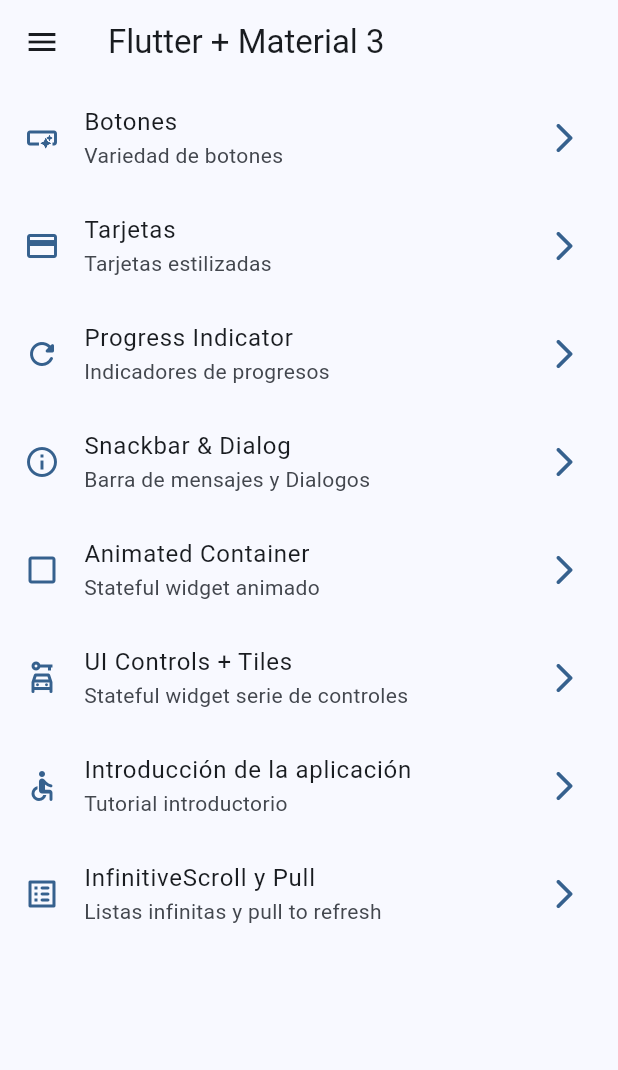
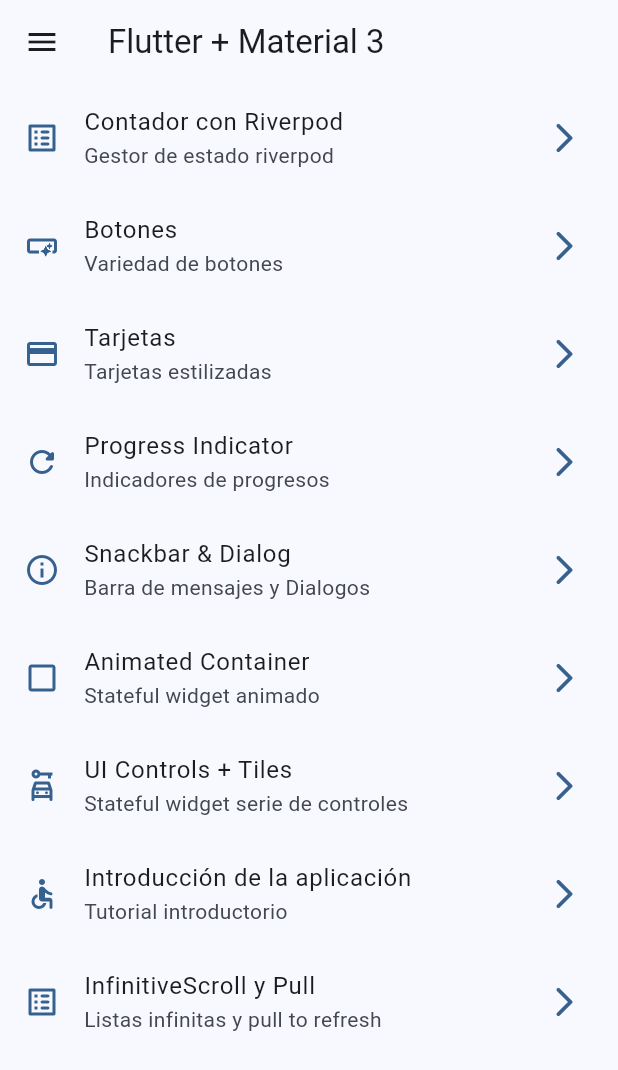
Before and after one commit to JuanCarlosTZ/widgets_app, a Flutter app: the screen it shows after launch, on a phone screen of 412 x 824 dp. Shown: the top 1070 px of the screen. Run offline on Flutter 3.47's test engine with Material 3 defaults, Android fonts, the phone set to English and light mode, and no system bars; our stand-ins replace animate_do, go_router.

Commit message:
Navegacion a la pantalla de contador riverpod

```diff
--- a/lib/config/menu/menu_items.dart
+++ b/lib/config/menu/menu_items.dart
@@ -15,6 +15,12 @@ class MenuItems {
 }
 
 const List<MenuItems> appMenuItems = [
+  MenuItems(
+    title: 'Contador con Riverpod',
+    subTitle: 'Gestor de estado riverpod',
+    link: '/counter',
+    icon: Icons.list_alt_rounded,
+  ),
   MenuItems(
     title: 'Botones',
     subTitle: 'Variedad de botones',
--- a/lib/config/router/app_router.dart
+++ b/lib/config/router/app_router.dart
@@ -1,4 +1,5 @@
 import 'package:go_router/go_router.dart';
+import 'package:widgets_app/presentation/screens/counter/counter_screen.dart';
 import 'package:widgets_app/presentation/screens/screens.dart';
 
 final GoRouter appRouter = GoRouter(
@@ -48,5 +49,10 @@ final GoRouter appRouter = GoRouter(
       name: InfiniteScrollScreen.name,
       builder: (context, state) => const InfiniteScrollScreen(),
     ),
+    GoRoute(
+      path: '/counter',
+      name: CounterScreen.name,
+      builder: (context, state) => const CounterScreen(),
+    ),
   ],
 );
```
Also changed, not shown: lib/presentation/screens/counter/counter_screen.dart (added, +13 -0 lines).
